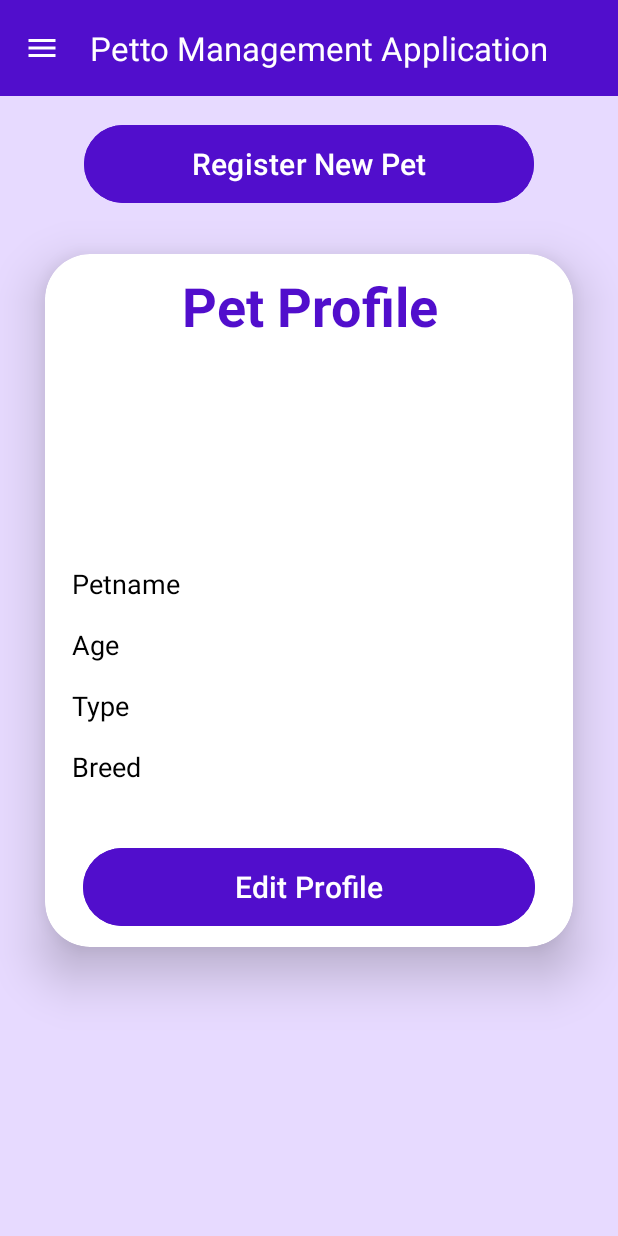
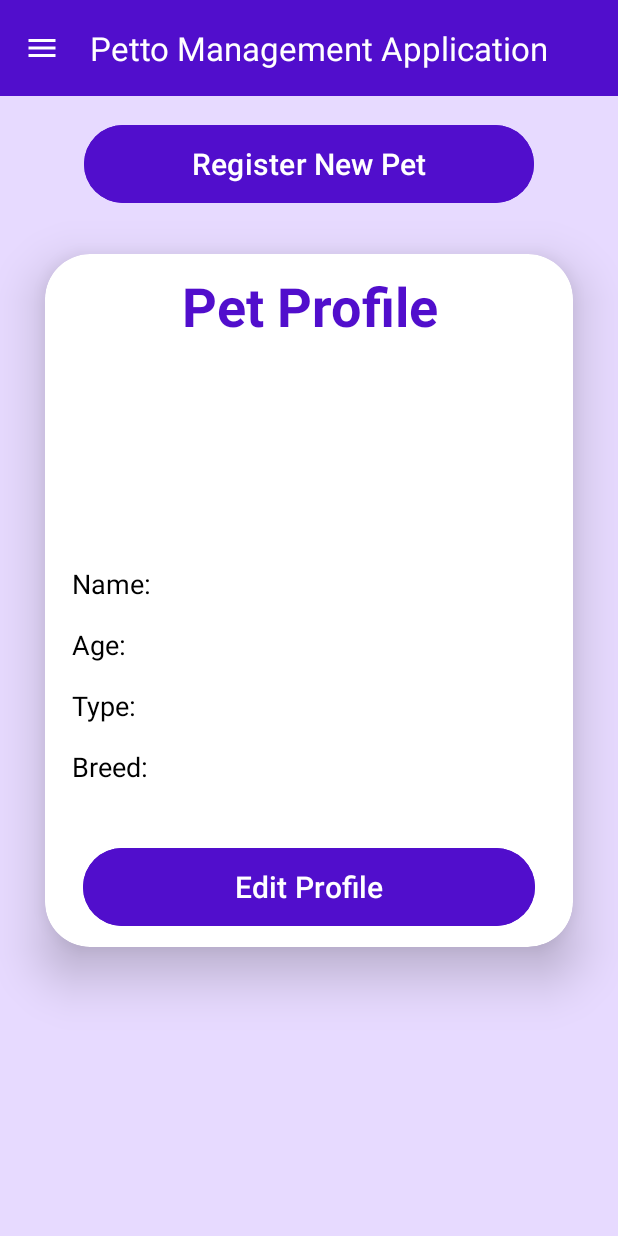
Before and after one commit to Oh-Hoa-Yang/Petto-Management-System, an Android app: the PetProfileActivity screen opened directly, with no data from a screen before it, on a phone screen of 412 x 824 dp. Run offline under Robolectric (Android 15) with nearby library versions, the phone set to English and light mode, and no system bars; our stand-ins replace Firebase (no records; nobody signed in at launch, a user with empty details on screens opened directly).

Commit message:
display edit pet profile done

```diff
--- a/app/src/main/AndroidManifest.xml
+++ b/app/src/main/AndroidManifest.xml
@@ -24,6 +24,9 @@
         android:supportsRtl="true"
         android:theme="@style/Theme.PettoManagementSystem"
         tools:targetApi="31">
+        <activity
+            android:name=".EditPetProfileActivity"
+            android:exported="false" />
         <activity
             android:name=".PetRegisterActivity"
             android:exported="false" />
--- a/app/src/main/java/com/example/pettomanagementsystem/PetProfileActivity.java
+++ b/app/src/main/java/com/example/pettomanagementsystem/PetProfileActivity.java
@@ -35,8 +35,6 @@ public class PetProfileActivity extends AppCompatActivity {
     protected void onCreate(Bundle savedInstanceState) {
         super.onCreate(savedInstanceState);
         setContentView(R.layout.activity_pet_profile);
-
-//        editProfileButton = findViewById(R.id.profile_edit_btn);
 
         petnameView = findViewById(R.id.petname);
         petageView = findViewById(R.id.pet_age);
@@ -88,8 +86,10 @@ public class PetProfileActivity extends AppCompatActivity {
                 }
             });
 
-
-
+            editProfileButton.setOnClickListener(v -> {
+                Intent intent = new Intent(PetProfileActivity.this, EditPetProfileActivity.class);
+                startActivity(intent);
+            });
 
             registerNewPet.setOnClickListener(v -> {
                 Intent intent = new Intent(PetProfileActivity.this, PetRegisterActivity.class);
--- a/app/src/main/res/layout/activity_pet_profile.xml
+++ b/app/src/main/res/layout/activity_pet_profile.xml
@@ -60,41 +60,81 @@
                 android:layout_marginVertical="15dp"
                 android:scaleType="centerCrop"  />
 
+            <LinearLayout
+                android:layout_width="match_parent"
+                android:layout_height="wrap_content"
+                android:orientation="horizontal"
+                android:padding="8dp">
+                <TextView
+                    android:layout_width="wrap_content"
+                    android:layout_height="wrap_content"
+                    android:text="Name: "
+                    android:textColor="@color/black"
+                    android:textSize="18sp" />
                 <TextView
                     android:id="@+id/petname"
+                    android:layout_width="wrap_content"
+                    android:layout_height="wrap_content"
+                    android:textColor="@color/black"
+                    android:textSize="18sp" />
+            </LinearLayout>
+
+            <LinearLayout
                 android:layout_width="match_parent"
                 android:layout_height="wrap_content"
-                android:padding="8dp"
-                android:text="Petname"
+                android:orientation="horizontal"
+                android:padding="8dp">
+                <TextView
+                    android:layout_width="wrap_content"
+                    android:layout_height="wrap_content"
+                    android:text="Age: "
                     android:textColor="@color/black"
                     android:textSize="18sp" />
-
                 <TextView
                     android:id="@+id/pet_age"
+                    android:layout_width="wrap_content"
+                    android:layout_height="wrap_content"
+                    android:textColor="@color/black"
+                    android:textSize="18sp" />
+            </LinearLayout>
+
+            <LinearLayout
                 android:layout_width="match_parent"
                 android:layout_height="wrap_content"
-                android:padding="8dp"
-                android:text="Age"
+                android:orientation="horizontal"
+                android:padding="8dp">
+                <TextView
+                    android:layout_width="wrap_content"
+                    android:layout_height="wrap_content"
+                    android:text="Type: "
                     android:textColor="@color/black"
                     android:textSize="18sp" />
-
                 <TextView
                     android:id="@+id/pettype"
+                    android:layout_width="wrap_content"
+                    android:layout_height="wrap_content"
+                    android:textColor="@color/black"
+                    android:textSize="18sp" />
+            </LinearLayout>
+
+            <LinearLayout
                 android:layout_width="match_parent"
                 android:layout_height="wrap_content"
-                android:padding="8dp"
-                android:text="Type"
+                android:orientation="horizontal"
+                android:padding="8dp">
+                <TextView
+                    android:layout_width="wrap_content"
+                    android:layout_height="wrap_content"
+                    android:text="Breed: "
                     android:textColor="@color/black"
                     android:textSize="18sp" />
-
                 <TextView
                     android:id="@+id/breed"
-                android:layout_width="match_parent"
+                    android:layout_width="wrap_content"
                     android:layout_height="wrap_content"
-                android:padding="8dp"
-                android:text="Breed"
                     android:textColor="@color/black"
                     android:textSize="18sp" />
+            </LinearLayout>
 
             <Button
                 android:id="@+id/profile_edit_btn"
```
Also changed, not shown: app/src/main/java/com/example/pettomanagementsystem/EditPetProfileActivity.java (added, +211 -0 lines), app/src/main/res/layout/activity_edit_pet_profile.xml (added, +134 -0 lines). Lines whose indentation alone changed are shown as unchanged.
